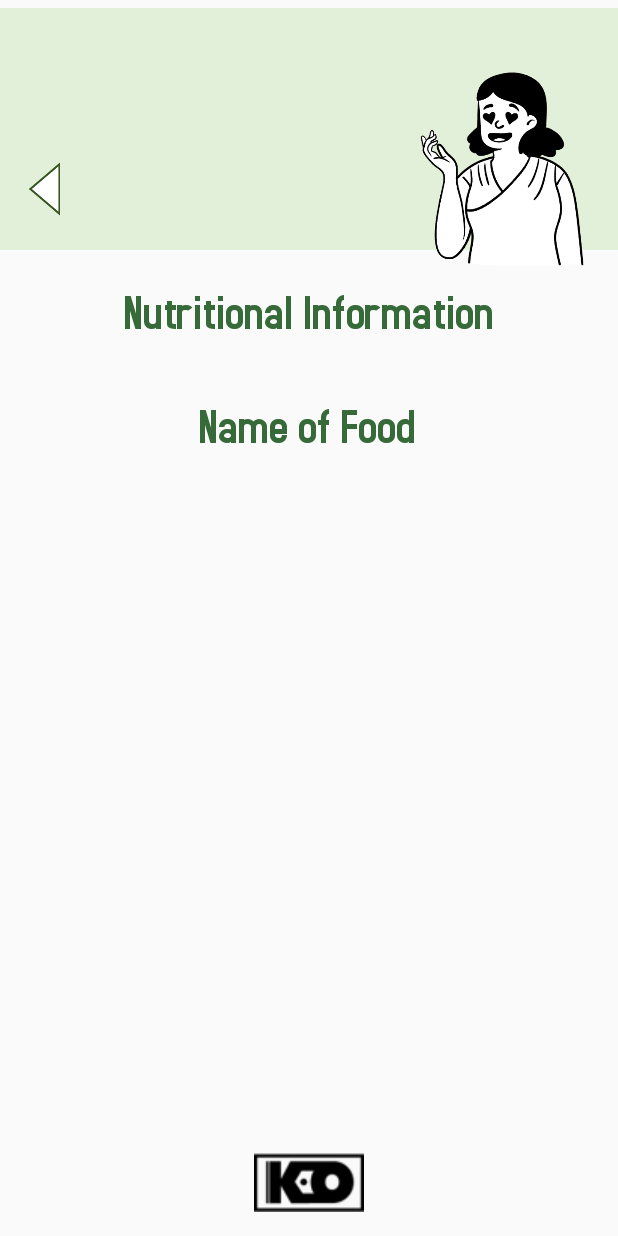
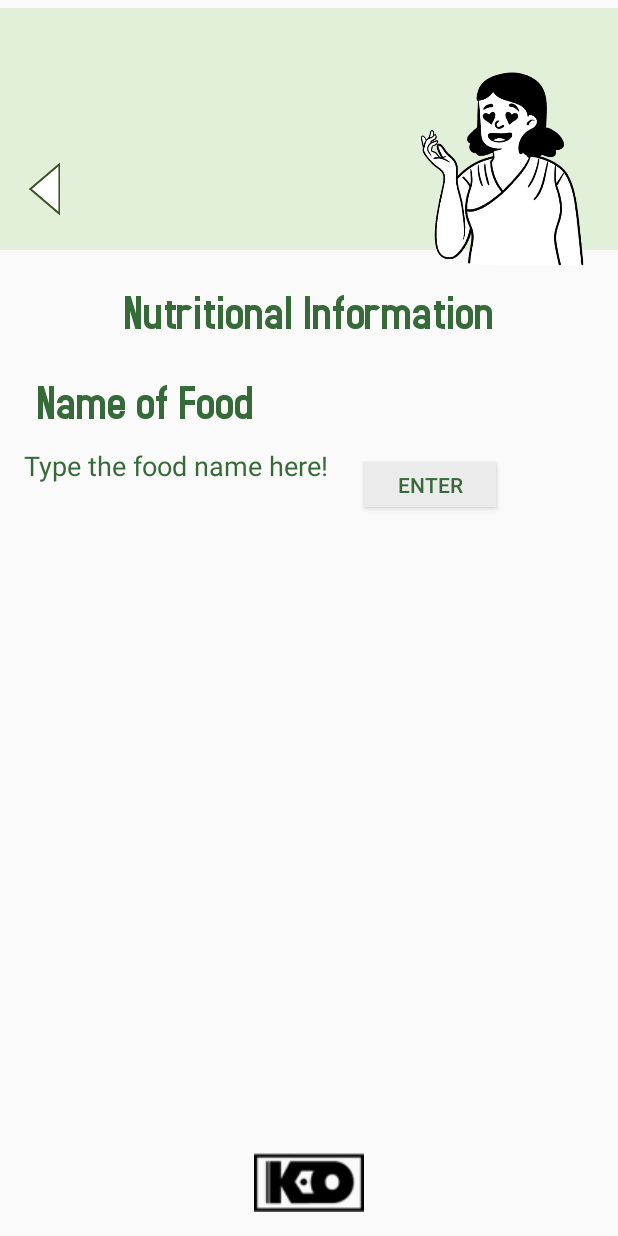
Before and after one commit to Charles2005/FoodVision, an Android app: the InformationPage screen opened directly, with no data from a screen before it, on a phone screen of 412 x 824 dp. Run offline under Robolectric (Android 15) with nearby library versions, the phone set to English and light mode, and no system bars.

Commit message:
Finish integrating camera

```diff
--- a/app/src/main/AndroidManifest.xml
+++ b/app/src/main/AndroidManifest.xml
@@ -1,5 +1,6 @@
 <?xml version="1.0" encoding="utf-8"?>
 <manifest xmlns:android="http://schemas.android.com/apk/res/android">
+    <uses-permission android:name="android.permission.CAMERA" />
 
     <application
         android:allowBackup="true"
--- a/app/src/main/java/com/example/food_vision/activities/Dashboard.kt
+++ b/app/src/main/java/com/example/food_vision/activities/Dashboard.kt
@@ -17,6 +17,9 @@ class Dashboard : AppCompatActivity() {
     override fun onCreate(savedInstanceState: Bundle?) {
         super.onCreate(savedInstanceState)
         setContentView(R.layout.dashboard)
+
+        // Intent value
+        val currentUserEmail = intent.getStringExtra("currentEmail")
 
         // Components
         val accountBtn = findViewById<ImageView>(R.id.accountButton)
--- a/app/src/main/java/com/example/food_vision/activities/InformationPage.kt
+++ b/app/src/main/java/com/example/food_vision/activities/InformationPage.kt
@@ -1,6 +1,7 @@
 package com.example.food_vision.activities
 
 import android.content.Intent
+import android.graphics.Bitmap
 import androidx.appcompat.app.AppCompatActivity
 import android.os.Bundle
 import android.widget.ImageView
@@ -10,9 +11,14 @@ class InformationPage : AppCompatActivity() {
     override fun onCreate(savedInstanceState: Bundle?) {
         super.onCreate(savedInstanceState)
         setContentView(R.layout.informationpage)
-
+        //Components
+        val intent = getIntent()
+        var bitmap = intent.getParcelableExtra<Bitmap>("foodImage")
         val infoBack = findViewById<ImageView>(R.id.nutritionBack)
         val foodImage = findViewById<ImageView>(R.id.foodImage)
+
+        // Setting food image
+        foodImage.setImageBitmap(bitmap)
 
         infoBack.setOnClickListener{
             val intent = Intent(this, Dashboard::class.java)
--- a/app/src/main/res/layout/informationpage.xml
+++ b/app/src/main/res/layout/informationpage.xml
@@ -21,13 +21,13 @@
         android:id="@+id/foodName"
         android:layout_width="wrap_content"
         android:layout_height="wrap_content"
-        android:layout_marginTop="36dp"
+        android:layout_marginTop="20dp"
         android:fontFamily="@font/font1"
         android:text="Name of Food"
         android:textColor="#376A39"
         android:textSize="34sp"
         app:layout_constraintEnd_toEndOf="parent"
-        app:layout_constraintHorizontal_bias="0.497"
+        app:layout_constraintHorizontal_bias="0.093"
         app:layout_constraintStart_toStartOf="parent"
         app:layout_constraintTop_toBottomOf="@+id/textView12" />
 
@@ -77,4 +77,49 @@
         android:layout_height="wrap_content"
         app:constraint_referenced_ids="imageView17,foodImage,nutritionBack" />
 
+    <EditText
+        android:id="@+id/inputFoodName"
+        android:layout_width="wrap_content"
+        android:layout_height="30dp"
+        android:layout_marginTop="8dp"
+        android:ems="10"
+        android:inputType="text"
+        android:hint="Type the food name here!"
+        android:background="@null"
+        android:textColorHint="#376A39"
+        app:layout_constraintEnd_toEndOf="parent"
+        app:layout_constraintHorizontal_bias="0.079"
+        app:layout_constraintStart_toStartOf="parent"
+        app:layout_constraintTop_toBottomOf="@+id/foodName" />
+
+    <ScrollView
+        android:id="@+id/scrollView3"
+        android:layout_width="392dp"
+        android:layout_height="301dp"
+        app:layout_constraintBottom_toTopOf="@+id/imageView19"
+        app:layout_constraintEnd_toEndOf="parent"
+        app:layout_constraintStart_toStartOf="parent"
+        app:layout_constraintTop_toBottomOf="@+id/inputFoodName">
+
+        <TextView
+            android:layout_width="match_parent"
+            android:layout_height="wrap_content" />
+
+    </ScrollView>
+
+    <Button
+        android:id="@+id/enterFood"
+        android:layout_width="wrap_content"
+        android:layout_height="30dp"
+        android:background="#ebebeb"
+        android:text="Enter"
+        android:textColor="#376A39"
+
+        app:layout_constraintBottom_toTopOf="@+id/scrollView3"
+        app:layout_constraintEnd_toEndOf="parent"
+        app:layout_constraintHorizontal_bias="0.144"
+        app:layout_constraintStart_toEndOf="@+id/inputFoodName"
+        app:layout_constraintTop_toBottomOf="@+id/foodName"
+        app:layout_constraintVertical_bias="0.264" />
+
 </androidx.constraintlayout.widget.ConstraintLayout>
```
Also changed, not shown: app/src/main/java/com/example/food_vision/activities/NutritionalInquiry.kt (+53 -1 lines).
